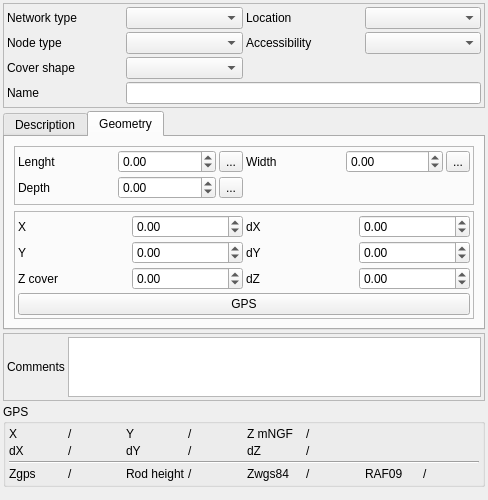
Above: Lamia/iface/qgiswidget/tools/toolprepro/base3_urbandrainage/lamiabase_ud_node_tool_ui_2018SNCF.ui from Artelia/Lamia before the change. Below: the same form after it.
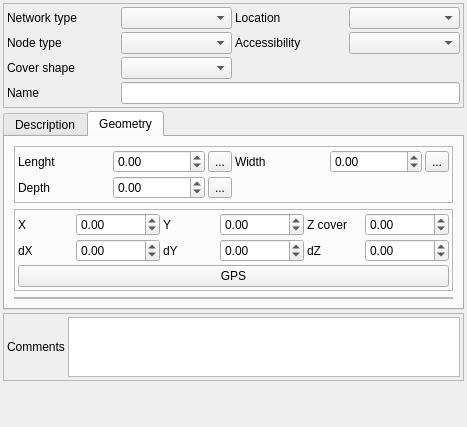
That is the form after the change. The open tabs and pages were chosen to show the change.

Diff of the .ui file:
```diff
--- a/Lamia/iface/qgiswidget/tools/toolprepro/base3_urbandrainage/lamiabase_ud_node_tool_ui_2018SNCF.ui
+++ b/Lamia/iface/qgiswidget/tools/toolprepro/base3_urbandrainage/lamiabase_ud_node_tool_ui_2018SNCF.ui
@@ -6,8 +6,8 @@
    <rect>
     <x>0</x>
     <y>0</y>
-    <width>488</width>
-    <height>500</height>
+    <width>467</width>
+    <height>427</height>
    </rect>
   </property>
   <property name="windowTitle">
@@ -551,18 +551,15 @@
           <property name="spacing">
            <number>3</number>
           </property>
-          <item row="2" column="1">
-           <widget class="QDoubleSpinBox" name="doubleSpinBox_Z">
-            <property name="minimum">
-             <double>-99.000000000000000</double>
+          <item row="0" column="0">
+           <widget class="QLabel" name="label_15">
+            <property name="text">
+             <string>X</string>
             </property>
-            <property name="maximum">
-             <double>99999999.000000000000000</double>
-            </property>
            </widget>
           </item>
-          <item row="1" column="1">
-           <widget class="QDoubleSpinBox" name="doubleSpinBox_Y">
+          <item row="0" column="1">
+           <widget class="QDoubleSpinBox" name="doubleSpinBox_X">
             <property name="minimum">
              <double>-99.000000000000000</double>
             </property>
@@ -571,24 +568,28 @@
             </property>
            </widget>
           </item>
-          <item row="2" column="3">
-           <widget class="QDoubleSpinBox" name="doubleSpinBox_dZ">
-            <property name="minimum">
-             <double>-1.000000000000000</double>
-            </property>
-            <property name="maximum">
-             <double>999.000000000000000</double>
-            </property>
-           </widget>
-          </item>
           <item row="1" column="0">
+           <widget class="QLabel" name="label_16">
+            <property name="text">
+             <string>dX</string>
+            </property>
+           </widget>
+          </item>
+          <item row="1" column="2">
+           <widget class="QLabel" name="label_21">
+            <property name="text">
+             <string>dY</string>
+            </property>
+           </widget>
+          </item>
+          <item row="0" column="2">
            <widget class="QLabel" name="label_18">
             <property name="text">
              <string>Y</string>
             </property>
            </widget>
           </item>
-          <item row="2" column="0">
+          <item row="0" column="4">
            <widget class="QLabel" name="label_22">
             <property name="text">
              <string>Z cover</string>
@@ -605,14 +606,17 @@
             </property>
            </widget>
           </item>
-          <item row="0" column="0">
-           <widget class="QLabel" name="label_15">
-            <property name="text">
-             <string>X</string>
+          <item row="0" column="3">
+           <widget class="QDoubleSpinBox" name="doubleSpinBox_Y">
+            <property name="minimum">
+             <double>-99.000000000000000</double>
+            </property>
+            <property name="maximum">
+             <double>99999999.000000000000000</double>
             </property>
            </widget>
           </item>
-          <item row="0" column="3">
+          <item row="1" column="1">
            <widget class="QDoubleSpinBox" name="doubleSpinBox_dX">
             <property name="minimum">
              <double>-1.000000000000000</double>
@@ -622,8 +626,8 @@
             </property>
            </widget>
           </item>
-          <item row="0" column="1">
-           <widget class="QDoubleSpinBox" name="doubleSpinBox_X">
+          <item row="0" column="5">
+           <widget class="QDoubleSpinBox" name="doubleSpinBox_Z">
             <property name="minimum">
              <double>-99.000000000000000</double>
             </property>
@@ -632,28 +636,24 @@
             </property>
            </widget>
           </item>
-          <item row="1" column="2">
-           <widget class="QLabel" name="label_21">
-            <property name="text">
-             <string>dY</string>
-            </property>
-           </widget>
-          </item>
-          <item row="0" column="2">
-           <widget class="QLabel" name="label_16">
-            <property name="text">
-             <string>dX</string>
-            </property>
-           </widget>
-          </item>
-          <item row="2" column="2">
+          <item row="1" column="4">
            <widget class="QLabel" name="label_23">
             <property name="text">
              <string>dZ</string>
             </property>
            </widget>
           </item>
-          <item row="3" column="0" colspan="4">
+          <item row="1" column="5">
+           <widget class="QDoubleSpinBox" name="doubleSpinBox_dZ">
+            <property name="minimum">
+             <double>-1.000000000000000</double>
+            </property>
+            <property name="maximum">
+             <double>999.000000000000000</double>
+            </property>
+           </widget>
+          </item>
+          <item row="4" column="0" colspan="6">
            <widget class="QPushButton" name="pushButton_getGPS">
             <property name="text">
              <string>GPS</string>
@@ -663,6 +663,16 @@
          </layout>
         </widget>
        </item>
+       <item>
+        <widget class="QFrame" name="frame_gps">
+         <property name="frameShape">
+          <enum>QFrame::StyledPanel</enum>
+         </property>
+         <property name="frameShadow">
+          <enum>QFrame::Raised</enum>
+         </property>
+        </widget>
+       </item>
       </layout>
      </widget>
     </widget>
@@ -714,177 +724,6 @@
      </layout>
     </widget>
    </item>
-   <item>
-    <widget class="QGroupBox" name="groupBox_2">
-     <property name="title">
-      <string>GPS</string>
-     </property>
-     <layout class="QGridLayout" name="gridLayout_17">
-      <property name="leftMargin">
-       <number>3</number>
-      </property>
-      <property name="topMargin">
-       <number>3</number>
-      </property>
-      <property name="rightMargin">
-       <number>3</number>
-      </property>
-      <property name="bottomMargin">
-       <number>3</number>
-      </property>
-      <property name="spacing">
-       <number>3</number>
-      </property>
-      <item row="0" column="3">
-       <widget class="QLabel" name="label_Y">
-        <property name="text">
-         <string>/</string>
-        </property>
-       </widget>
-      </item>
-      <item row="0" column="2">
-       <widget class="QLabel" name="label_64">
-        <property name="text">
-         <string>Y</string>
-        </property>
-       </widget>
-      </item>
-      <item row="1" column="5">
-       <widget class="QLabel" name="label_dZ">
-        <property name="text">
-         <string>/</string>
-        </property>
-       </widget>
-      </item>
-      <item row="0" column="5">
-       <widget class="QLabel" name="label_Z">
-        <property name="text">
-         <string>/</string>
-        </property>
-       </widget>
-      </item>
-      <item row="1" column="1">
-       <widget class="QLabel" name="label_dX">
-        <property name="text">
-         <string>/</string>
-        </property>
-       </widget>
-      </item>
-      <item row="3" column="6">
-       <widget class="QLabel" name="label_61">
-        <property name="text">
-         <string>RAF09</string>
-        </property>
-       </widget>
-      </item>
-      <item row="1" column="4">
-       <widget class="QLabel" name="label_68">
-        <property name="text">
-         <string>dZ</string>
-        </property>
-       </widget>
-      </item>
-      <item row="1" column="0">
-       <widget class="QLabel" name="label_65">
-        <property name="text">
-         <string>dX</string>
-        </property>
-       </widget>
-      </item>
-      <item row="1" column="2">
-       <widget class="QLabel" name="label_67">
-        <property name="text">
-         <string>dY</string>
-        </property>
-       </widget>
-      </item>
-      <item row="1" column="3">
-       <widget class="QLabel" name="label_dY">
-        <property name="text">
-         <string>/</string>
-        </property>
-       </widget>
-      </item>
-      <item row="3" column="0">
-       <widget class="QLabel" name="label_62">
-        <property name="text">
-         <string>Zgps</string>
-        </property>
-       </widget>
-      </item>
-      <item row="0" column="4">
-       <widget class="QLabel" name="label_66">
-        <property name="text">
-         <string>Z mNGF</string>
-        </property>
-       </widget>
-      </item>
-      <item row="3" column="1">
-       <widget class="QLabel" name="label_zgps">
-        <property name="text">
-         <string>/</string>
-        </property>
-       </widget>
-      </item>
-      <item row="3" column="3">
-       <widget class="QLabel" name="label_hautperche">
-        <property name="text">
-         <string>/</string>
-        </property>
-       </widget>
-      </item>
-      <item row="3" column="2">
-       <widget class="QLabel" name="label_70">
-        <property name="text">
-         <string>Rod height</string>
-        </property>
-       </widget>
-      </item>
-      <item row="3" column="5">
-       <widget class="QLabel" name="label_zwgs84">
-        <property name="text">
-         <string>/</string>
-        </property>
-       </widget>
-      </item>
-      <item row="3" column="4">
-       <widget class="QLabel" name="label_63">
-        <property name="text">
-         <string>Zwgs84</string>
-        </property>
-       </widget>
-      </item>
-      <item row="0" column="1">
-       <widget class="QLabel" name="label_X">
-        <property name="text">
-         <string>/</string>
-        </property>
-       </widget>
-      </item>
-      <item row="0" column="0">
-       <widget class="QLabel" name="label_69">
-        <property name="text">
-         <string>X</string>
-        </property>
-       </widget>
-      </item>
-      <item row="3" column="7">
-       <widget class="QLabel" name="label_raf09">
-        <property name="text">
-         <string>/</string>
-        </property>
-       </widget>
-      </item>
-      <item row="2" column="0" colspan="8">
-       <widget class="Line" name="line">
-        <property name="orientation">
-         <enum>Qt::Horizontal</enum>
-        </property>
-       </widget>
-      </item>
-     </layout>
-    </widget>
-   </item>
    <item>
     <spacer name="verticalSpacer">
      <property name="orientation">
```
Left out of the diff: 2 changed lines with no effect on the pictures.
